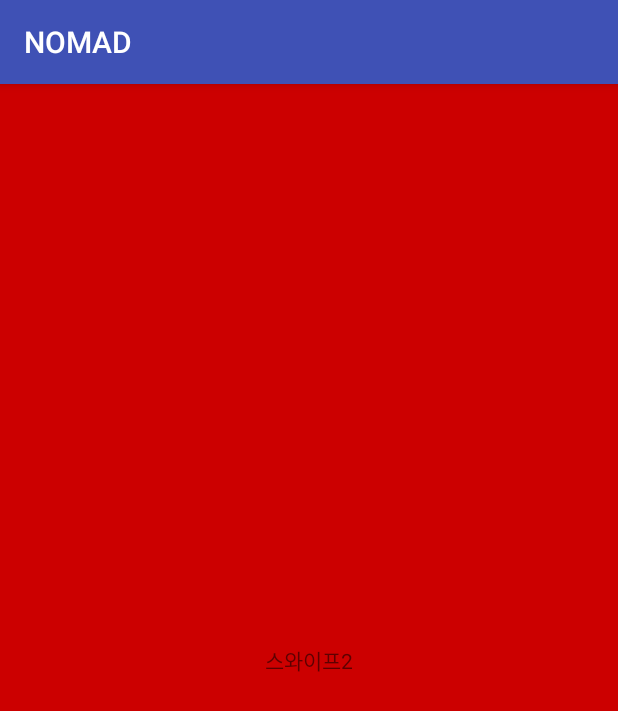
After one commit to Algamja/TT, an Android app: the fragment SecondFragment shown on its own in the app's theme, on a phone screen of 412 x 824 dp. The commit adds this screen. Shown: the top 711 px of the screen. Run offline under Robolectric (Android 15) with nearby library versions, the phone set to English and light mode, and no system bars.

Commit message:
JM 1009 MainActivity.java --> 스와이프 기능 추가 view_page_1, view_page_2 추가 FirstFragment, SecondFragment 추가 FragmentActivity, FragmentPageAdapter 추가
*아직 loop 기능까지는 구현하지 못함

JM 1006
MainActivity.java --> 메인화면 틀 + 하단 Tab동작
SigninActivity.java --> 새로 작성, signin.xml 구현위함

activity_main.xml --> 중간 스와이프 구현 x

```diff
--- /dev/null
+++ b/app/src/main/java/com/example/jmkim/nomad/SecondFragment.java
@@ -0,0 +1,23 @@
+package com.example.jmkim.nomad;
+
+
+import android.os.Bundle;
+import android.support.annotation.Nullable;
+import android.support.v4.app.Fragment;
+import android.view.LayoutInflater;
+import android.view.View;
+import android.view.ViewGroup;
+import android.widget.LinearLayout;
+
+/**
+ * Created by JMKIM on 2018-10-08.
+ */
+
+public class SecondFragment extends Fragment {
+    @Nullable
+    @Override
+    public View onCreateView(LayoutInflater inflater, @Nullable ViewGroup container, Bundle savedInstanceState) {
+        LinearLayout layout=(LinearLayout)inflater.inflate(R.layout.view_page_2,container,false); //세번째 스와이프 화면과 엮어줌
+        return layout;
+    }
+}
--- a/app/src/main/res/layout/signin.xml
+++ b/app/src/main/res/layout/signin.xml
@@ -84,7 +84,7 @@
             android:textAlignment="center"
             android:textSize="25sp" />
 
-        //비민번호확인창
+        //비밀번호확인창
         <EditText
             android:id="@+id/right_password"
             android:layout_width="match_parent"
--- /dev/null
+++ b/app/src/main/res/layout/view_page_2.xml
@@ -0,0 +1,15 @@
+<?xml version="1.0" encoding="utf-8"?>
+<LinearLayout xmlns:android="http://schemas.android.com/apk/res/android"
+    android:orientation="vertical" android:layout_width="match_parent"
+    android:layout_height="match_parent"
+    android:background="@android:color/holo_red_dark">
+
+    <TextView
+        android:layout_width="match_parent"
+        android:layout_height="match_parent"
+        android:text="스와이프2"
+        android:gravity="center" />
+
+    //스와이프 화면 세번째
+
+</LinearLayout>
```
Also changed, not shown: app/src/main/java/com/example/jmkim/nomad/FirstFragment.java (added, +18 -0 lines), app/src/main/java/com/example/jmkim/nomad/FragmentActivity.java (added, +25 -0 lines), app/src/main/java/com/example/jmkim/nomad/FragmentPageAdapter.java (added, +43 -0 lines), app/src/main/java/com/example/jmkim/nomad/MainActivity.java (+15 -3 lines), app/src/main/res/layout/activity_main.xml (+6 -9 lines), app/src/main/res/layout/view_page_1.xml (added, +16 -0 lines).
